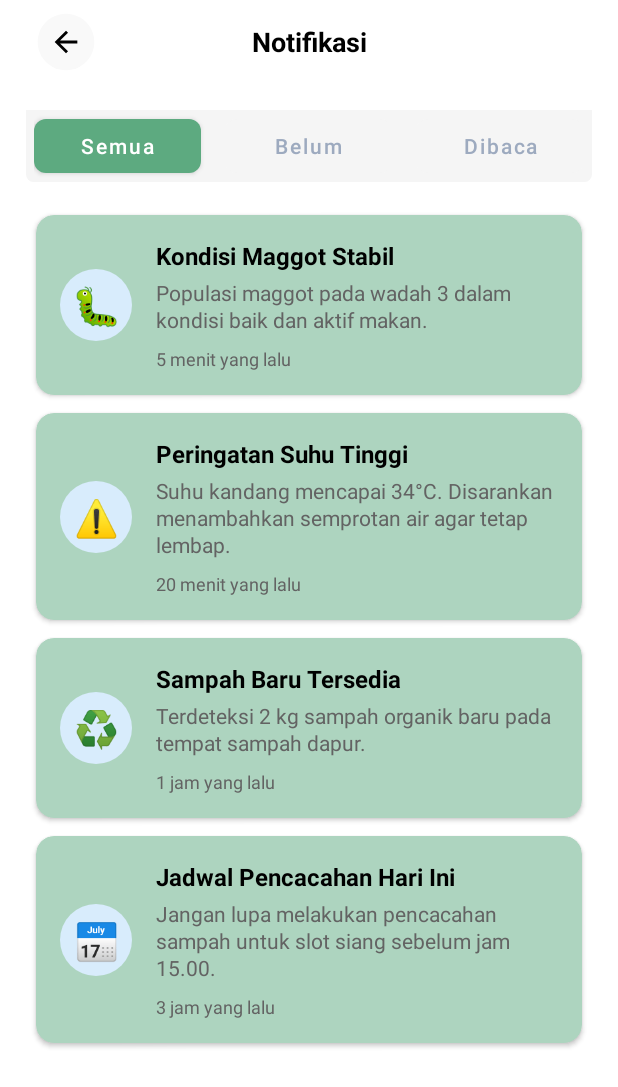
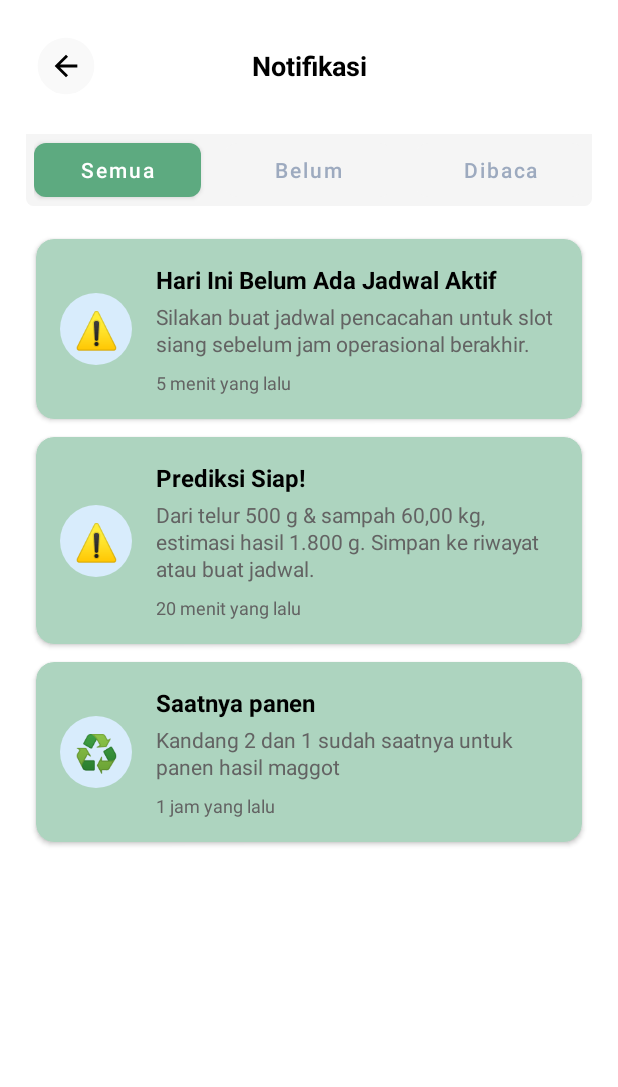
Before and after one commit to Haikalimanf/WeGot, an Android app: the NotificationsActivity screen opened directly, with no data from a screen before it, on a phone screen of 412 x 824 dp. Shown: the top 1087 px of the screen. Run offline under Robolectric (Android 15) with nearby library versions, the phone set to English and light mode, and no system bars; network calls fail.

Commit message:
refactor: replace layout margins with padding in XML files and update navigation for history tracking

```diff
--- a/app/src/main/java/com/codelabs/wegot/ui/chatbot/ChatbotActivity.kt
+++ b/app/src/main/java/com/codelabs/wegot/ui/chatbot/ChatbotActivity.kt
@@ -18,11 +18,7 @@ class ChatbotActivity : AppCompatActivity() {
         super.onCreate(savedInstanceState)
         enableEdgeToEdge()
         setContentView(R.layout.activity_chatbot)
-        ViewCompat.setOnApplyWindowInsetsListener(findViewById(R.id.main)) { v, insets ->
-            val systemBars = insets.getInsets(WindowInsetsCompat.Type.systemBars())
-            v.setPadding(systemBars.left, systemBars.top, systemBars.right, systemBars.bottom)
-            insets
-        }
+        supportActionBar?.hide()
 
         toolbar = findViewById(R.id.topAppBar)
         toolbar.setNavigationOnClickListener {
--- a/app/src/main/java/com/codelabs/wegot/ui/notifications/NotificationsActivity.kt
+++ b/app/src/main/java/com/codelabs/wegot/ui/notifications/NotificationsActivity.kt
@@ -34,28 +34,22 @@ class NotificationsActivity : AppCompatActivity() {
 
         val dummyData = listOf(
             NotificationItem(
-                "🐛",
-                "Kondisi Maggot Stabil",
-                "Populasi maggot pada wadah 3 dalam kondisi baik dan aktif makan.",
+                "⚠️",
+                "Hari Ini Belum Ada Jadwal Aktif",
+                "Silakan buat jadwal pencacahan untuk slot siang sebelum jam operasional berakhir.",
                 "5 menit yang lalu"
             ),
             NotificationItem(
                 "⚠️",
-                "Peringatan Suhu Tinggi",
-                "Suhu kandang mencapai 34°C. Disarankan menambahkan semprotan air agar tetap lembap.",
+                "Prediksi Siap!",
+                "Dari telur 500 g & sampah 60,00 kg, estimasi hasil 1.800 g. Simpan ke riwayat atau buat jadwal.",
                 "20 menit yang lalu"
             ),
             NotificationItem(
                 "♻️",
-                "Sampah Baru Tersedia",
-                "Terdeteksi 2 kg sampah organik baru pada tempat sampah dapur.",
+                "Saatnya panen",
+                "Kandang 2 dan 1 sudah saatnya untuk panen hasil maggot",
                 "1 jam yang lalu"
-            ),
-            NotificationItem(
-                "📅",
-                "Jadwal Pencacahan Hari Ini",
-                "Jangan lupa melakukan pencacahan sampah untuk slot siang sebelum jam 15.00.",
-                "3 jam yang lalu"
             ),
         )
 
--- a/app/src/main/java/com/codelabs/wegot/ui/prediksi/hasil_prediksi/HasilPrediksiActivity.kt
+++ b/app/src/main/java/com/codelabs/wegot/ui/prediksi/hasil_prediksi/HasilPrediksiActivity.kt
@@ -18,11 +18,7 @@ class HasilPrediksiActivity : AppCompatActivity() {
         super.onCreate(savedInstanceState)
         enableEdgeToEdge()
         setContentView(R.layout.activity_hasil_prediksi)
-        ViewCompat.setOnApplyWindowInsetsListener(findViewById(R.id.main)) { v, insets ->
-            val systemBars = insets.getInsets(WindowInsetsCompat.Type.systemBars())
-            v.setPadding(systemBars.left, systemBars.top, systemBars.right, systemBars.bottom)
-            insets
-        }
+        supportActionBar?.hide()
 
         toolbar = findViewById(R.id.topAppBar)
         toolbar.setNavigationOnClickListener {
--- a/app/src/main/java/com/codelabs/wegot/ui/prediksi/tambah_fase/TambahFaseActivity.kt
+++ b/app/src/main/java/com/codelabs/wegot/ui/prediksi/tambah_fase/TambahFaseActivity.kt
@@ -28,11 +28,7 @@ class TambahFaseActivity : AppCompatActivity() {
         super.onCreate(savedInstanceState)
         enableEdgeToEdge()
         setContentView(R.layout.activity_tambah_fase)
-        ViewCompat.setOnApplyWindowInsetsListener(findViewById(R.id.main)) { v, insets ->
-            val systemBars = insets.getInsets(WindowInsetsCompat.Type.systemBars())
-            v.setPadding(systemBars.left, systemBars.top, systemBars.right, systemBars.bottom)
-            insets
-        }
+        supportActionBar?.hide()
 
         inputTanggal = findViewById(R.id.inputTanggalPembesaran)
         btnSimpan = findViewById(R.id.btnSimpanFase)
--- a/app/src/main/java/com/codelabs/wegot/ui/prediksi/tambah_siklus/TambahSiklusActivity.kt
+++ b/app/src/main/java/com/codelabs/wegot/ui/prediksi/tambah_siklus/TambahSiklusActivity.kt
@@ -30,11 +30,7 @@ class TambahSiklusActivity : AppCompatActivity() {
         super.onCreate(savedInstanceState)
         enableEdgeToEdge()
         setContentView(R.layout.activity_tambah_siklus)
-        ViewCompat.setOnApplyWindowInsetsListener(findViewById(R.id.main)) { v, insets ->
-            val systemBars = insets.getInsets(WindowInsetsCompat.Type.systemBars())
-            v.setPadding(systemBars.left, systemBars.top, systemBars.right, systemBars.bottom)
-            insets
-        }
+        supportActionBar?.hide()
         inputTanggal = findViewById(R.id.inputTanggal)
         inputJumlahTelur = findViewById(R.id.inputJumlahTelur)
         mediaTelur = findViewById(R.id.inputMediaTelur)
--- a/app/src/main/res/layout/activity_chatbot.xml
+++ b/app/src/main/res/layout/activity_chatbot.xml
@@ -6,8 +6,7 @@
     android:layout_width="match_parent"
     android:layout_height="match_parent"
     android:background="@android:color/white"
-    android:layout_marginEnd="@dimen/dimen_padding_16"
-    android:layout_marginStart="@dimen/dimen_padding_16"
+    android:padding="@dimen/dimen_padding_16"
     tools:context=".ui.chatbot.ChatbotActivity">
 
     <com.google.android.material.appbar.MaterialToolbar
--- a/app/src/main/res/layout/activity_detail_siklus.xml
+++ b/app/src/main/res/layout/activity_detail_siklus.xml
@@ -6,8 +6,7 @@
     android:layout_width="match_parent"
     android:layout_height="match_parent"
     android:padding="@dimen/dimen_padding_16"
-    android:layout_marginStart="@dimen/dimen_margin_16"
-    android:layout_marginEnd="@dimen/dimen_margin_16">
+    >
 
     <com.google.android.material.appbar.MaterialToolbar
         android:id="@+id/topAppBar"
--- a/app/src/main/res/layout/activity_hasil_prediksi.xml
+++ b/app/src/main/res/layout/activity_hasil_prediksi.xml
@@ -5,8 +5,6 @@
     android:id="@+id/main"
     android:layout_width="match_parent"
     android:layout_height="match_parent"
-    android:layout_marginStart="@dimen/dimen_padding_16"
-    android:layout_marginEnd="@dimen/dimen_padding_16"
     android:padding="@dimen/dimen_padding_16"
     tools:context=".ui.prediksi.hasil_prediksi.HasilPrediksiActivity">
 
--- a/app/src/main/res/layout/activity_notifications.xml
+++ b/app/src/main/res/layout/activity_notifications.xml
@@ -4,8 +4,7 @@
     xmlns:tools="http://schemas.android.com/tools"
     android:layout_width="match_parent"
     android:layout_height="match_parent"
-    android:layout_marginStart="@dimen/dimen_margin_16"
-    android:layout_marginEnd="@dimen/dimen_margin_16"
+    android:padding="@dimen/dimen_padding_16"
     tools:context=".ui.notifications.NotificationsActivity">
 
     <com.google.android.material.appbar.MaterialToolbar
--- a/app/src/main/res/layout/activity_tambah_fase.xml
+++ b/app/src/main/res/layout/activity_tambah_fase.xml
@@ -5,8 +5,6 @@
     android:id="@+id/main"
     android:layout_width="match_parent"
     android:layout_height="match_parent"
-    android:layout_marginStart="@dimen/dimen_margin_16"
-    android:layout_marginEnd="@dimen/dimen_margin_16"
     android:padding="@dimen/dimen_padding_16"
     tools:context=".ui.prediksi.tambah_fase.TambahFaseActivity">
 
--- a/app/src/main/res/layout/activity_tambah_siklus.xml
+++ b/app/src/main/res/layout/activity_tambah_siklus.xml
@@ -5,8 +5,6 @@
     android:id="@+id/main"
     android:layout_width="match_parent"
     android:layout_height="match_parent"
-    android:layout_marginStart="@dimen/dimen_padding_16"
-    android:layout_marginEnd="@dimen/dimen_padding_16"
     android:padding="@dimen/dimen_padding_16"
     tools:context=".ui.prediksi.tambah_siklus.TambahSiklusActivity">
 
```
Also changed, not shown: app/src/main/java/com/codelabs/wegot/ui/adapter/SiklusAdapter.kt (+8 -5 lines), app/src/main/java/com/codelabs/wegot/ui/pencatatan_history/PencatatanHistoryFragment.kt (+13 -0 lines), app/src/main/java/com/codelabs/wegot/ui/prediksi/PrediksiFragment.kt (+27 -6 lines), app/src/main/java/com/codelabs/wegot/ui/prediksi/detail_siklus/DetailSiklusActivity.kt (+1 -6 lines), app/src/main/res/navigation/mobile_navigation.xml (+10 -8 lines).
